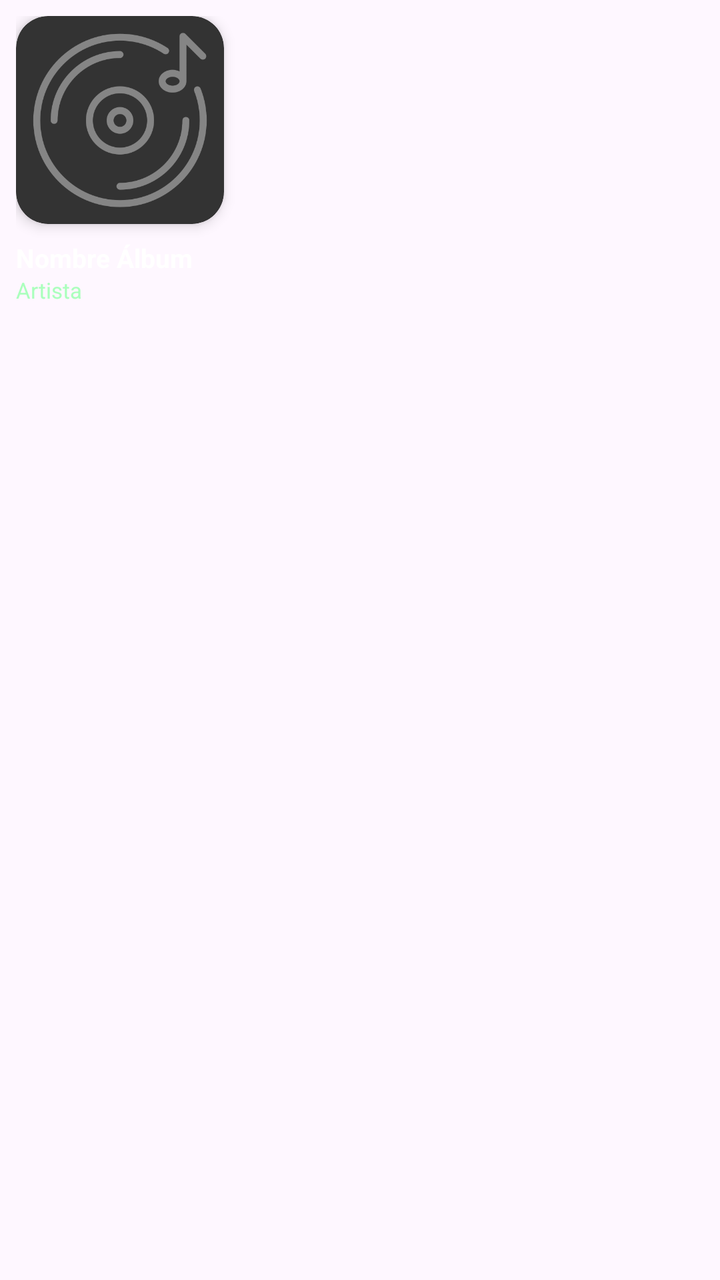
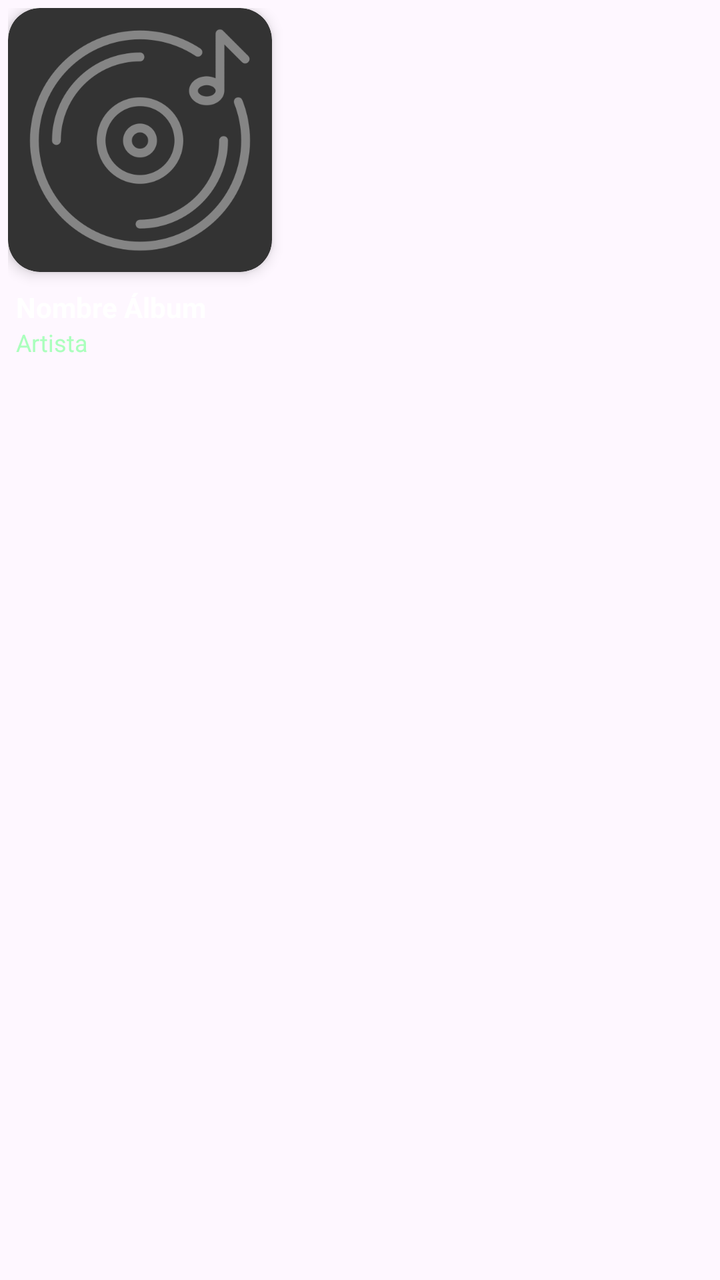

An Android layout rendered at two revisions. The XML below is the earlier revision; the diff shows what the commit changed to produce the second picture.
<!-- AndroidManifest.xml: application theme Theme.MusAPIApp -->
<!-- res/layout/item_album_cuadrado.xml -->
<?xml version="1.0" encoding="utf-8"?>
<LinearLayout xmlns:android="http://schemas.android.com/apk/res/android"
    xmlns:app="http://schemas.android.com/apk/res-auto"
    android:layout_width="120dp"
    android:layout_height="wrap_content"
    android:orientation="vertical"
    android:gravity="start"
    android:padding="8dp"
    android:layout_marginEnd="8dp">

    <androidx.cardview.widget.CardView
        android:layout_width="104dp"
        android:layout_height="104dp"
        app:cardCornerRadius="16dp"
        app:cardElevation="4dp"
        app:cardBackgroundColor="#333333">

        <ImageView
            android:id="@+id/imgAlbum"
            android:layout_width="match_parent"
            android:layout_height="match_parent"
            android:scaleType="centerCrop"
            android:src="@drawable/ic_album" />
    </androidx.cardview.widget.CardView>

    <TextView
        android:id="@+id/tvTituloAlbum"
        android:layout_width="match_parent"
        android:layout_height="wrap_content"
        android:text="Nombre Álbum"
        android:textColor="#FFFFFF"
        android:textSize="13sp"
        android:textStyle="bold"
        android:maxLines="2"
        android:ellipsize="end"
        android:layout_marginTop="8dp"/>

    <TextView
        android:id="@+id/tvArtistaAlbum"
        android:layout_width="match_parent"
        android:layout_height="wrap_content"
        android:text="Artista"
        android:textColor="#ABFFBD"
        android:textSize="11sp"
        android:maxLines="1"
        android:ellipsize="end"/>
</LinearLayout>
<!-- resources referenced by this layout -->
<resources>
  <!-- drawable ic_album: png bitmap (drawable, 18893 bytes) -->
  <style name="Theme.MusAPIApp" parent="Base.Theme.MusAPIApp" />
  <style name="Base.Theme.MusAPIApp" parent="Theme.Material3.DayNight.NoActionBar">
          
          
      </style>
</resources>

<!-- the commit's change to res/layout/item_album_cuadrado.xml (unified diff, before → after) -->
@@ -1,16 +1,16 @@
 <?xml version="1.0" encoding="utf-8"?>
 <LinearLayout xmlns:android="http://schemas.android.com/apk/res/android"
     xmlns:app="http://schemas.android.com/apk/res-auto"
-    android:layout_width="120dp"
+    android:layout_width="140dp"
     android:layout_height="wrap_content"
     android:orientation="vertical"
     android:gravity="start"
-    android:padding="8dp"
+    android:padding="4dp"
     android:layout_marginEnd="8dp">
 
     <androidx.cardview.widget.CardView
-        android:layout_width="104dp"
-        android:layout_height="104dp"
+        android:layout_width="132dp"
+        android:layout_height="132dp"
         app:cardCornerRadius="16dp"
         app:cardElevation="4dp"
         app:cardBackgroundColor="#333333">
@@ -29,11 +29,12 @@
         android:layout_height="wrap_content"
         android:text="Nombre Álbum"
         android:textColor="#FFFFFF"
-        android:textSize="13sp"
+        android:textSize="14sp"
         android:textStyle="bold"
-        android:maxLines="2"
+        android:maxLines="1"
         android:ellipsize="end"
-        android:layout_marginTop="8dp"/>
+        android:layout_marginTop="8dp"
+        android:paddingStart="4dp"/>
 
     <TextView
         android:id="@+id/tvArtistaAlbum"
@@ -41,7 +42,8 @@
         android:layout_height="wrap_content"
         android:text="Artista"
         android:textColor="#ABFFBD"
-        android:textSize="11sp"
+        android:textSize="12sp"
         android:maxLines="1"
-        android:ellipsize="end"/>
+        android:ellipsize="end"
+        android:paddingStart="4dp"/>
 </LinearLayout>
